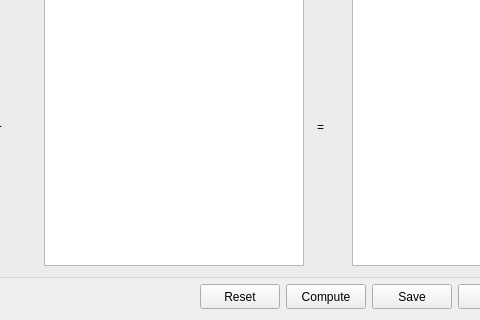
Old version of the form src/sas/qtgui/Calculators/UI/DataOperationUtilityUI.ui in the repository SasView/sasview; both pictures show x 316 to 796 and y 105 to 425 of the 951 by 425 pixel window.
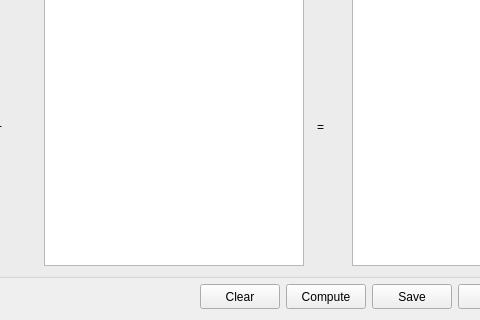
New version of the form. Icons and pictures are not drawn.

Commit message: enabled automatic update of data comboboxes when new data is loaded in the explorer and updated the reset button to a clear button

Diff of the .ui file:
```diff
--- a/src/sas/qtgui/Calculators/UI/DataOperationUtilityUI.ui
+++ b/src/sas/qtgui/Calculators/UI/DataOperationUtilityUI.ui
@@ -425,7 +425,7 @@
         </size>
        </property>
        <property name="text">
-        <string>Reset</string>
+        <string>Clear</string>
        </property>
        <property name="autoDefault">
         <bool>false</bool>
```
Left out of the diff: 5 changed lines with no effect on the pictures. The commit also changes 2 other files.
